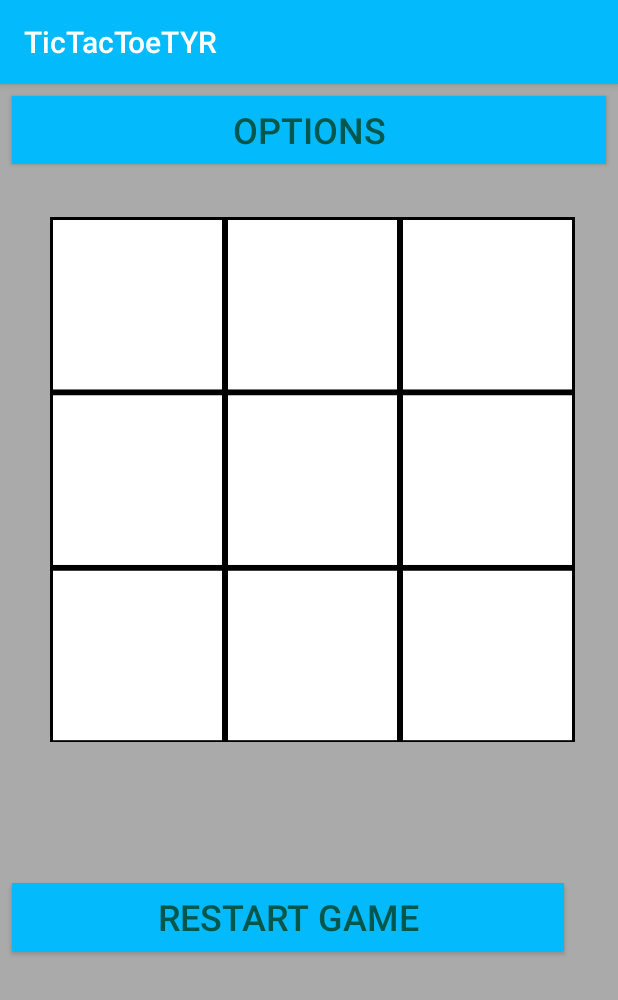
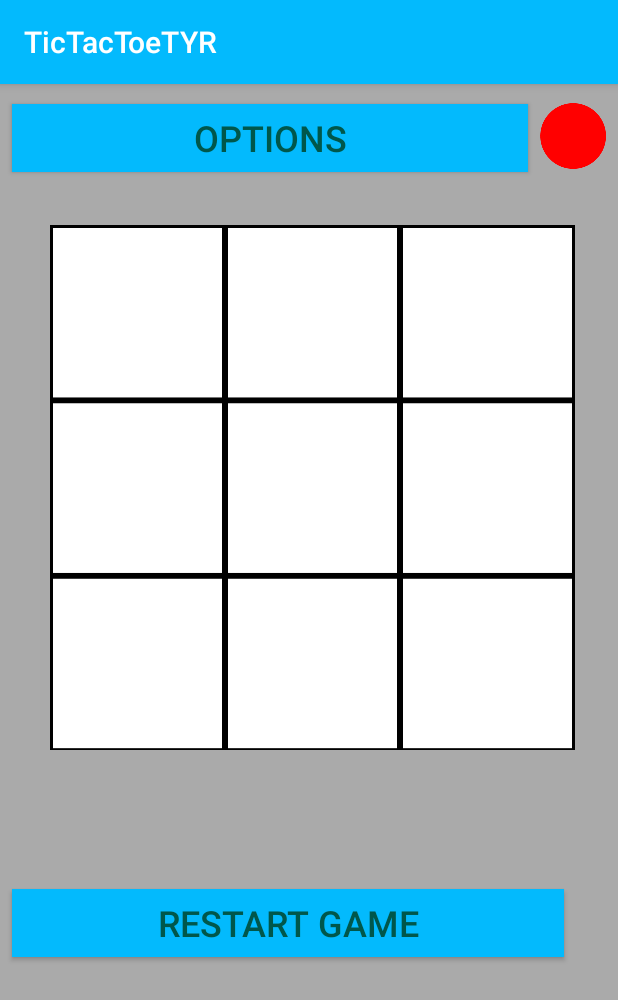
Before and after one commit to tyraghav/TicTacToeTYR, an Android app: the screen it shows after launch (MainActivity), on a phone screen of 412 x 824 dp. Shown: the top 1000 px of the screen. Run offline under Robolectric (Android 15) with nearby library versions, the phone set to English and light mode, and no system bars.

Commit message:
Options Menu Completed
Made changes for Options Menu

```diff
--- a/app/src/main/java/com/tyr/tictactoetyr/MainActivity.java
+++ b/app/src/main/java/com/tyr/tictactoetyr/MainActivity.java
@@ -1,5 +1,7 @@
 package com.tyr.tictactoetyr;
 
+import android.content.Context;
+import android.media.AudioManager;
 import android.media.MediaPlayer;
 import android.support.constraint.ConstraintLayout;
 import android.support.constraint.Constraints;
@@ -7,32 +9,88 @@ import android.support.v7.app.AppCompatActivity;
 import android.os.Bundle;
 import android.util.Log;
 import android.view.View;
+import android.widget.Button;
 import android.widget.GridLayout;
 import android.widget.ImageView;
+import android.widget.SeekBar;
 import android.widget.Toast;
 
 public class MainActivity extends AppCompatActivity {
 
     boolean GameIsActive;
+    boolean OptionsIsVisible;
+    boolean audioPaused;
     int playerToPlay;
     MediaPlayer mplayer;
+    AudioManager audioManager;
     int GameTable[][] = new int[3][3];
     int clickValidTable[] = new int[9];
-
+    ImageView nextPlayerImage;
     @Override
     protected void onCreate(Bundle savedInstanceState) {
         super.onCreate(savedInstanceState);
         setContentView(R.layout.activity_main);
+        audioManager = (AudioManager)getSystemService(Context.AUDIO_SERVICE);
+        int MaxVolume = audioManager.getStreamMaxVolume(AudioManager.STREAM_MUSIC);
+        int currVoulme = audioManager.getStreamVolume(AudioManager.STREAM_MUSIC);
+        SeekBar volumeControl = (SeekBar)findViewById(R.id.seekBar);
+        volumeControl.setMax(MaxVolume);
+        volumeControl.setProgress(currVoulme);
+        volumeControl.setOnSeekBarChangeListener(new SeekBar.OnSeekBarChangeListener() {
+            @Override
+            public void onProgressChanged(SeekBar seekBar, int i, boolean b) {
+                audioManager.setStreamVolume(AudioManager.STREAM_MUSIC,i,0);
+            }
+
+            @Override
+            public void onStartTrackingTouch(SeekBar seekBar) {
+
+            }
+
+            @Override
+            public void onStopTrackingTouch(SeekBar seekBar) {
+
+            }
+        });
         //RED is 0
         //Blue is 1
         playerToPlay = 0;
+        nextPlayerImage = (ImageView)findViewById(R.id.nextPlayer);
         restartGame();
     }
 
     public void onRestartClick(View view) {
         restartGame();
     }
-
+    public void onOptionsClick(View view) {
+        ConstraintLayout oLayout=(ConstraintLayout)findViewById(R.id.OptionsLayout);
+        ConstraintLayout gLayout=(ConstraintLayout)findViewById(R.id.GameTableLayout);
+        Button restartButton=(Button)findViewById(R.id.restartButton);
+        Button optionsButton=(Button)findViewById(R.id.optionsButton);
+        if(!OptionsIsVisible){
+            oLayout.setVisibility(View.VISIBLE);
+            gLayout.setVisibility(View.INVISIBLE);
+            restartButton.setVisibility(View.INVISIBLE);
+            OptionsIsVisible = true;
+        }else{
+            oLayout.setVisibility(View.INVISIBLE);
+            gLayout.setVisibility(View.VISIBLE);
+            restartButton.setVisibility(View.VISIBLE);
+            OptionsIsVisible = false;
+        }
+    }
+    public void onPausePlayClick(View view){
+        ImageView pausePlayButton = (ImageView)view;
+        if(audioPaused){
+            mplayer.start();
+            audioPaused=false;
+            pausePlayButton.setImageResource(R.drawable.pause);
+        } else {
+            mplayer.pause();
+            audioPaused=true;
+            pausePlayButton.setImageResource(R.drawable.play);
+        }
+    }
     private void restartGame() {
         if(mplayer!=null)
             mplayer.stop();
@@ -42,6 +100,8 @@ public class MainActivity extends AppCompatActivity {
         ConstraintLayout gameLayout=findViewById(R.id.GameTableLayout);
         ImageView cellImage;
         GameIsActive = true;
+        OptionsIsVisible = false;
+        audioPaused = false;
         for (int i = 0; i < 3; i++) {
             for (int j = 0; j < 3; j++) {
                 GameTable[i][j] = -1;
@@ -126,7 +186,7 @@ public class MainActivity extends AppCompatActivity {
                     if(clickValidTable[i]==-1)
                         TIE = false;
                 }
-                if(TIE){
+                if(TIE && GameIsActive){
                     mplayer.stop();
                     mplayer.setLooping(false);
                     mplayer = MediaPlayer.create(this,R.raw.bell);
@@ -147,8 +207,10 @@ public class MainActivity extends AppCompatActivity {
                 }
                 if (playerToPlay == 0) {
                     playerToPlay = 1;
+                    nextPlayerImage.setImageResource(R.drawable.bluecircle);
                 } else {
                     playerToPlay = 0;
+                    nextPlayerImage.setImageResource(R.drawable.redcircle);
                 }
             }
         }
--- a/app/src/main/res/layout/activity_main.xml
+++ b/app/src/main/res/layout/activity_main.xml
@@ -21,7 +21,7 @@
         android:layout_marginBottom="8dp"
         android:background="@color/colorPrimary"
         android:onClick="onRestartClick"
-        android:text="RESTART GAME"
+        android:text="@string/restart_button"
         android:textColor="@color/colorPrimaryDark"
         android:textSize="24sp"
         app:layout_constraintBottom_toBottomOf="parent"
@@ -39,74 +39,95 @@
         android:layout_height="45dp"
         android:layout_marginStart="8dp"
         android:layout_marginLeft="8dp"
-        android:layout_marginTop="8dp"
+        android:layout_marginTop="13dp"
         android:layout_marginEnd="8dp"
         android:layout_marginRight="8dp"
         android:background="@color/colorPrimary"
-        android:text="OPTIONS"
+        android:onClick="onOptionsClick"
+        android:text="@string/options_button"
         android:textColor="@color/colorPrimaryDark"
         android:textSize="24sp"
-        app:layout_constraintEnd_toEndOf="parent"
+        app:layout_constraintEnd_toStartOf="@+id/nextPlayer"
         app:layout_constraintStart_toStartOf="parent"
         app:layout_constraintTop_toTopOf="parent"
         tools:layout_conversion_absoluteHeight="48dp"
         tools:layout_conversion_absoluteWidth="368dp" />
-    <!--
+
     <android.support.constraint.ConstraintLayout
-            android:id="@+id/optionsLayout"
-            android:layout_width="wrap_content"
-            android:layout_height="wrap_content"
-            android:background="@android:color/darker_gray"
+        android:id="@+id/OptionsLayout"
+        android:layout_width="380dp"
+        android:layout_height="450dp"
+        android:layout_marginStart="8dp"
+        android:layout_marginLeft="8dp"
+        android:layout_marginTop="8dp"
+        android:layout_marginEnd="8dp"
+        android:layout_marginRight="8dp"
+        android:layout_marginBottom="8dp"
+        android:background="@android:color/holo_green_light"
         android:padding="3dp"
         android:visibility="invisible"
+        app:layout_constraintBottom_toBottomOf="parent"
+        app:layout_constraintEnd_toEndOf="@+id/GameTableLayout"
+        app:layout_constraintHorizontal_bias="0.214"
+        app:layout_constraintStart_toStartOf="parent"
+        app:layout_constraintTop_toBottomOf="@+id/optionsButton"
+        app:layout_constraintVertical_bias="0.0"
         tools:layout_conversion_absoluteHeight="447dp"
-            tools:layout_conversion_absoluteWidth="368dp"
-            tools:layout_editor_absoluteX="8dp"
-            tools:layout_editor_absoluteY="56dp">
+        tools:layout_conversion_absoluteWidth="368dp">
 
         <SeekBar
             android:id="@+id/seekBar"
-                android:layout_width="wrap_content"
-                android:layout_height="wrap_content"
+            style="@android:style/Widget.DeviceDefault.SeekBar"
+            android:layout_width="331dp"
+            android:layout_height="34dp"
+            android:layout_marginStart="6dp"
+            android:layout_marginLeft="6dp"
+            android:layout_marginTop="32dp"
+            android:background="@android:color/darker_gray"
             app:layout_constraintEnd_toEndOf="parent"
-                app:layout_constraintHorizontal_bias="0.68"
+            app:layout_constraintHorizontal_bias="0.232"
             app:layout_constraintStart_toStartOf="parent"
-                app:layout_constraintTop_toTopOf="parent"
+            app:layout_constraintTop_toBottomOf="@+id/textView"
             tools:layout_conversion_absoluteHeight="25dp"
-                tools:layout_conversion_absoluteWidth="327dp"
-                tools:layout_editor_absoluteX="32dp"
-                tools:layout_editor_absoluteY="135dp" />
+            tools:layout_conversion_absoluteWidth="327dp" />
 
         <TextView
             android:id="@+id/textView"
-                android:layout_width="wrap_content"
-                android:layout_height="wrap_content"
+            android:layout_width="192dp"
+            android:layout_height="31dp"
+            android:layout_marginStart="12dp"
+            android:layout_marginLeft="12dp"
+            android:layout_marginTop="32dp"
+            android:layout_marginEnd="8dp"
+            android:layout_marginRight="8dp"
+            android:background="@android:color/darker_gray"
             android:padding="5dp"
-                android:text="Volume Control"
+            android:text="@string/volume_control_text"
             android:textColor="@android:color/holo_blue_dark"
-                app:layout_constraintBottom_toTopOf="@+id/seekBar"
-                app:layout_constraintEnd_toStartOf="@+id/switchOffVolume"
-                app:layout_constraintHorizontal_bias="0.326"
+            android:textSize="18sp"
+            app:layout_constraintEnd_toStartOf="@+id/pauseOrPlay"
+            app:layout_constraintHorizontal_bias="0.0"
             app:layout_constraintStart_toStartOf="parent"
             app:layout_constraintTop_toTopOf="parent"
-                app:layout_constraintVertical_bias="0.621"
             tools:layout_conversion_absoluteHeight="26dp"
-                tools:layout_conversion_absoluteWidth="128dp"
-                tools:layout_editor_absoluteX="34dp"
-                tools:layout_editor_absoluteY="88dp" />
+            tools:layout_conversion_absoluteWidth="128dp" />
 
         <ImageView
-                android:id="@+id/switchOffVolume"
-                android:layout_width="wrap_content"
-                android:layout_height="wrap_content"
+            android:id="@+id/pauseOrPlay"
+            android:layout_width="36dp"
+            android:layout_height="31dp"
+            android:layout_marginTop="35dp"
+            android:layout_marginEnd="56dp"
+            android:layout_marginRight="56dp"
+            android:background="@android:color/holo_green_light"
+            android:contentDescription="@string/switch_off_volume"
+            android:onClick="onPausePlayClick"
             app:layout_constraintEnd_toEndOf="parent"
             app:layout_constraintTop_toTopOf="parent"
-                app:srcCompat="@android:drawable/ic_lock_silent_mode_off"
+            app:srcCompat="@drawable/pause"
             tools:layout_conversion_absoluteHeight="26dp"
-                tools:layout_conversion_absoluteWidth="28dp"
-                tools:layout_editor_absoluteX="201dp"
-                tools:layout_editor_absoluteY="87dp" />
-        </android.support.constraint.ConstraintLayout>-->
+            tools:layout_conversion_absoluteWidth="28dp" />
+    </android.support.constraint.ConstraintLayout>
 
     <android.support.constraint.ConstraintLayout
         android:id="@+id/GameTableLayout"
@@ -117,7 +138,7 @@
         android:layout_marginTop="12dp"
         android:layout_marginEnd="8dp"
         android:layout_marginRight="8dp"
-        android:layout_marginBottom="8dp"
+        android:layout_marginBottom="7dp"
         android:background="@drawable/box"
         android:visibility="visible"
         app:layout_constraintBottom_toBottomOf="parent"
@@ -265,4 +286,15 @@
 
     </android.support.constraint.ConstraintLayout>
 
+    <ImageView
+        android:id="@+id/nextPlayer"
+        android:layout_width="44dp"
+        android:layout_height="45dp"
+        android:layout_marginTop="12dp"
+        android:layout_marginEnd="8dp"
+        android:layout_marginRight="8dp"
+        app:layout_constraintEnd_toEndOf="parent"
+        app:layout_constraintTop_toTopOf="parent"
+        app:srcCompat="@drawable/redcircle" />
+
 </android.support.constraint.ConstraintLayout>
--- a/app/src/main/res/values/strings.xml
+++ b/app/src/main/res/values/strings.xml
@@ -1,3 +1,7 @@
 <resources>
     <string name="app_name">TicTacToeTYR</string>
+    <string name="restart_button">RESTART GAME</string>
+    <string name="options_button">OPTIONS</string>
+    <string name="volume_control_text">Volume Control</string>
+    <string name="switch_off_volume">Switch ON/OFF volume</string>
 </resources>
```
Also changed, not shown: app/src/main/res/drawable/pause.png (added), app/src/main/res/drawable/play.png (added). Lines whose indentation alone changed are shown as unchanged.
